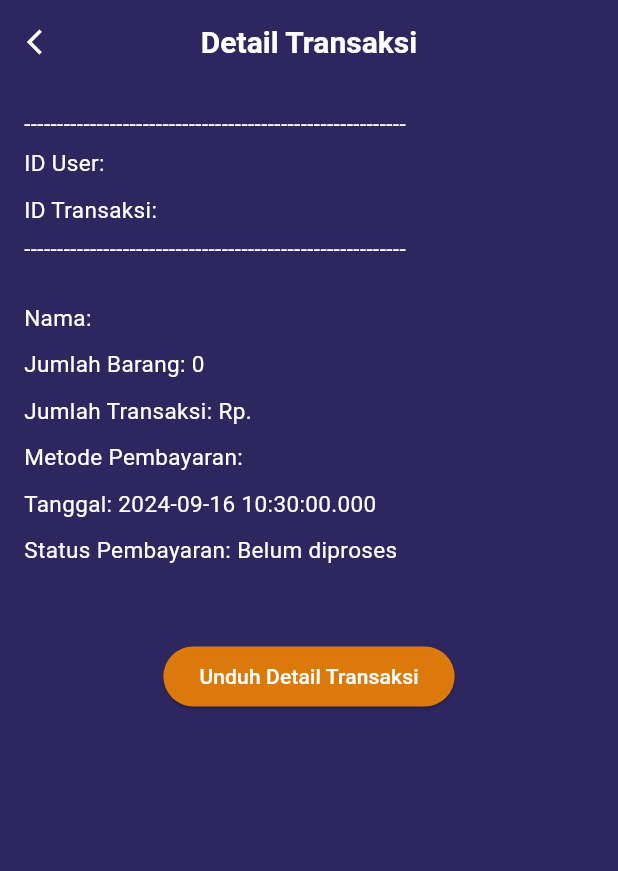
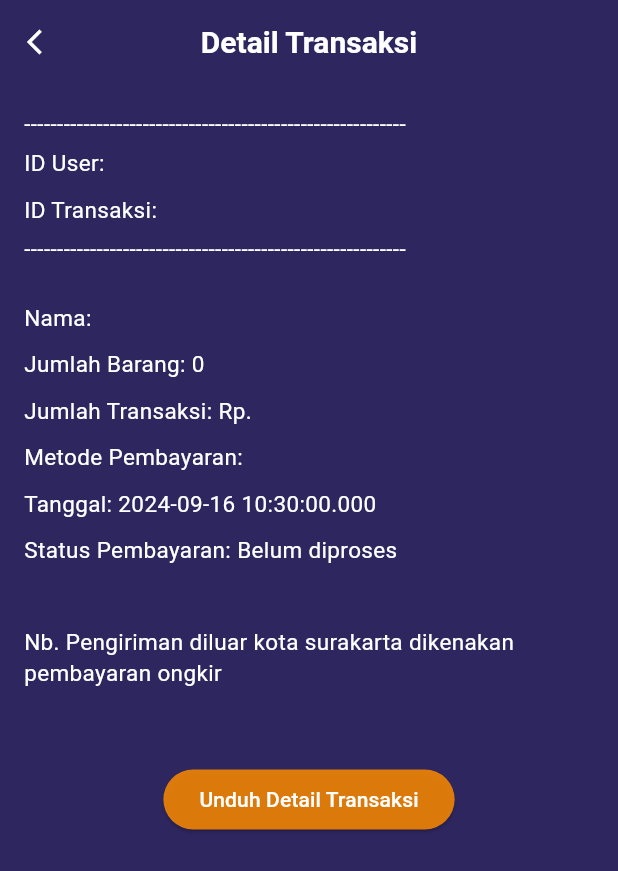
Before and after one commit to fadil445/myapp-main, a Flutter app: the DetailTransaksi screen opened directly with empty values, on a phone screen of 412 x 824 dp. Shown: the top 871 px of the screen. Run offline on Flutter 3.47's test engine with Material 3 defaults, Android fonts, the phone set to English and light mode, and no system bars; our stand-ins replace anim_search_bar, curved_navigation_bar, flutter_dotenv, image_picker, printing, shared_preferences and 1 more; missing offline and left inert: shrink_sidemenu; accounts and stored records are empty; Roboto replaces fonts that are missing (inter); key blocks and very long unbroken strings in the code were emptied for the run.

Commit message:
ongkir apk

```diff
--- a/lib/ADMIN/page/TransaksiDetail.dart
+++ b/lib/ADMIN/page/TransaksiDetail.dart
@@ -128,6 +128,9 @@ class _DetailTransaksiState extends State<DetailTransaksi> {
             SizedBox(height: 10),
             Text('Status Pembayaran: ${widget.transaksi['qty'] == 0 ? 'Belum diproses' : 'Selesai'}',
                 style: TextStyle(fontSize: 15, color: Colors.white)),
+            SizedBox(height: 40),
+            Text('Nb. Pengiriman diluar kota surakarta dikenakan pembayaran ongkir',
+                style: TextStyle(fontSize: 15, color: Colors.white)),
             SizedBox(height: 50),
             Center(
               child: ElevatedButton(
```
Also changed, not shown: 2 other files.
